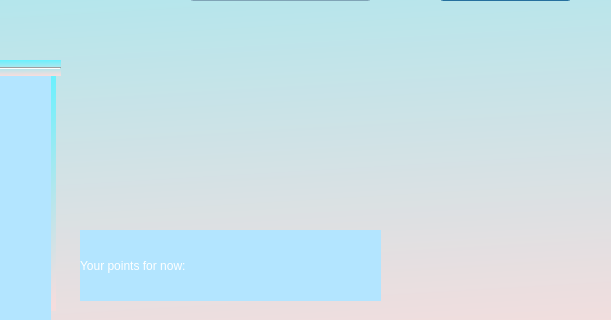
Qt form Skriptovi/Questions.ui (xcWhy/QiuzJob) before a commit; both pictures show x 150 to 761 and y 480 to 800 of the 1200 by 800 pixel window.
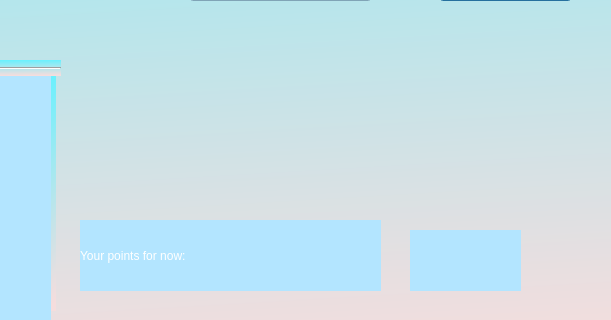
The same form after that commit.

```diff
--- a/Skriptovi/Questions.ui
+++ b/Skriptovi/Questions.ui
@@ -201,7 +201,7 @@
     <property name="geometry">
      <rect>
       <x>260</x>
-      <y>730</y>
+      <y>720</y>
       <width>301</width>
       <height>71</height>
      </rect>
@@ -218,7 +218,7 @@
    <widget class="QLabel" name="points_show">
     <property name="geometry">
      <rect>
-      <x>600</x>
+      <x>590</x>
       <y>730</y>
       <width>111</width>
       <height>61</height>
@@ -226,8 +226,8 @@
     </property>
     <property name="styleSheet">
      <string notr="true">font: 24pt &quot;MS Shell Dlg 2&quot;;
-color: rgb(26, 26, 26);
-background-color: qlineargradient(spread:pad, x1:0.205, y1:0, x2:0.312, y2:1, stop:0 rgba(100, 241, 255, 0), stop:1 rgba(245, 221, 221, 0));</string>
+color: rgb(255, 255, 255);
+background-color: rgb(179, 229, 255);</string>
     </property>
     <property name="text">
      <string/>
```
